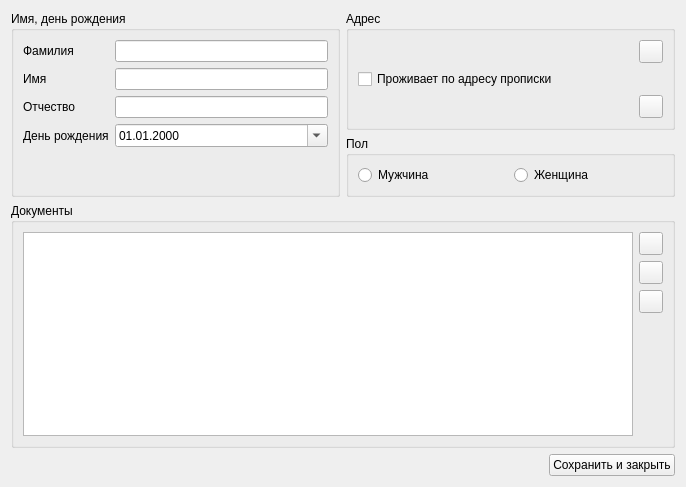
The window that src/patients/patienteditwidget.ui (megakoko/m-system) describes before a commit, drawn with Qt 5.
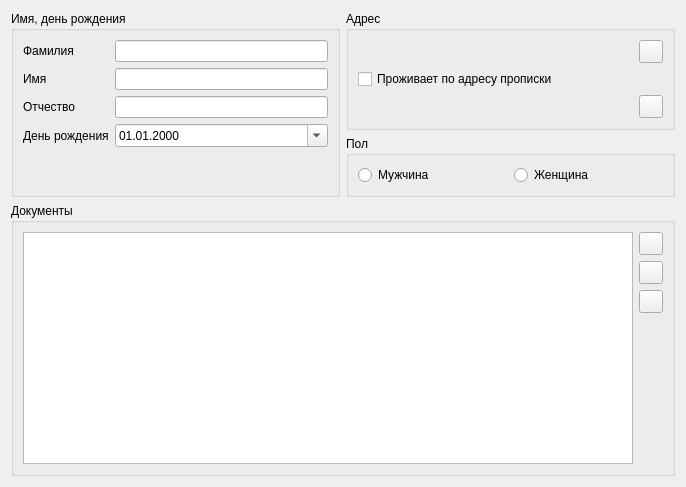
The same window after the commit.

Commit message: Убрал кнопки "Сохранить и закрыть" из виджетов.

The edit to the form file:
```diff
--- a/src/patients/patienteditwidget.ui
+++ b/src/patients/patienteditwidget.ui
@@ -270,30 +270,6 @@
      </item>
     </layout>
    </item>
-   <item>
-    <layout class="QHBoxLayout" name="horizontalLayout_3">
-     <item>
-      <spacer name="horizontalSpacer">
-       <property name="orientation">
-        <enum>Qt::Horizontal</enum>
-       </property>
-       <property name="sizeHint" stdset="0">
-        <size>
-         <width>40</width>
-         <height>20</height>
-        </size>
-       </property>
-      </spacer>
-     </item>
-     <item>
-      <widget class="QPushButton" name="m_save">
-       <property name="text">
-        <string>Сохранить и закрыть</string>
-       </property>
-      </widget>
-     </item>
-    </layout>
-   </item>
   </layout>
  </widget>
  <tabstops>
```
Lines whose indentation alone changed are shown as unchanged. The commit also changes 7 other files.
